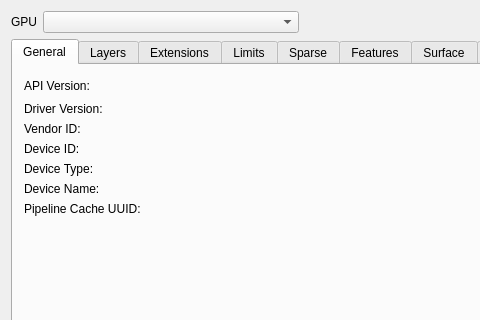
Old version of the form mainwindow.ui in the repository chaoticbob/VulkanInfoViewer; both pictures show x 0 to 480 and y 0 to 320 of the 1006 by 807 pixel window.
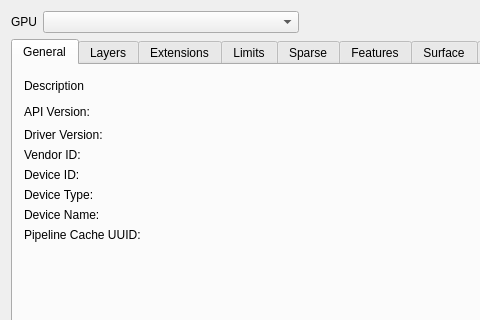
New version of the form. Icons and pictures are not drawn.

Commit message: Added GPU description

The edit to the form file:
```diff
--- a/mainwindow.ui
+++ b/mainwindow.ui
@@ -78,32 +78,19 @@
          <layout class="QVBoxLayout" name="verticalLayout_26">
           <item>
            <layout class="QGridLayout" name="gridLayout_2">
-            <item row="7" column="0">
-             <spacer name="verticalSpacer">
-              <property name="orientation">
-               <enum>Qt::Vertical</enum>
-              </property>
-              <property name="sizeHint" stdset="0">
-               <size>
-                <width>20</width>
-                <height>40</height>
-               </size>
-              </property>
-             </spacer>
-            </item>
-            <item row="4" column="0">
-             <widget class="QLabel" name="label_13">
+            <item row="1" column="1">
+             <widget class="QLabel" name="apiVersionValue">
               <property name="font">
                <font>
                 <pointsize>9</pointsize>
                </font>
               </property>
               <property name="text">
-               <string>Device Type:</string>
+               <string/>
               </property>
              </widget>
             </item>
-            <item row="5" column="0">
+            <item row="6" column="0">
              <widget class="QLabel" name="label_14">
               <property name="font">
                <font>
@@ -115,51 +102,27 @@
               </property>
              </widget>
             </item>
-            <item row="6" column="0">
-             <widget class="QLabel" name="label_15">
+            <item row="4" column="0">
+             <widget class="QLabel" name="label_12">
               <property name="font">
                <font>
                 <pointsize>9</pointsize>
                </font>
               </property>
               <property name="text">
-               <string>Pipeline Cache UUID:</string>
-              </property>
-             </widget>
-            </item>
-            <item row="2" column="1">
-             <widget class="QLabel" name="vendorIdValue">
-              <property name="text">
-               <string/>
+               <string>Device ID:</string>
               </property>
              </widget>
             </item>
             <item row="3" column="1">
-             <widget class="QLabel" name="deviceIdValue">
-              <property name="font">
-               <font>
-                <pointsize>9</pointsize>
-               </font>
-              </property>
-              <property name="text">
-               <string/>
-              </property>
-             </widget>
-            </item>
-            <item row="5" column="1">
-             <widget class="QLabel" name="deviceNameValue">
-              <property name="font">
-               <font>
-                <pointsize>9</pointsize>
-               </font>
-              </property>
+             <widget class="QLabel" name="vendorIdValue">
               <property name="text">
                <string/>
               </property>
              </widget>
             </item>
             <item row="4" column="1">
-             <widget class="QLabel" name="deviceTypeValue">
+             <widget class="QLabel" name="deviceIdValue">
               <property name="font">
                <font>
                 <pointsize>9</pointsize>
@@ -171,7 +134,7 @@
              </widget>
             </item>
             <item row="6" column="1">
-             <widget class="QLabel" name="pipelineCacheUuidValue">
+             <widget class="QLabel" name="deviceNameValue">
               <property name="font">
                <font>
                 <pointsize>9</pointsize>
@@ -182,31 +145,7 @@
               </property>
              </widget>
             </item>
-            <item row="3" column="0">
-             <widget class="QLabel" name="label_12">
-              <property name="font">
-               <font>
-                <pointsize>9</pointsize>
-               </font>
-              </property>
-              <property name="text">
-               <string>Device ID:</string>
-              </property>
-             </widget>
-            </item>
-            <item row="1" column="1">
-             <widget class="QLabel" name="driverVersionValue">
-              <property name="font">
-               <font>
-                <pointsize>9</pointsize>
-               </font>
-              </property>
-              <property name="text">
-               <string/>
-              </property>
-             </widget>
-            </item>
-            <item row="1" column="0">
+            <item row="2" column="0">
              <widget class="QLabel" name="label_9">
               <property name="font">
                <font>
@@ -218,19 +157,7 @@
               </property>
              </widget>
             </item>
-            <item row="0" column="0">
-             <widget class="QLabel" name="label_7">
-              <property name="font">
-               <font>
-                <pointsize>9</pointsize>
-               </font>
-              </property>
-              <property name="text">
-               <string>API Version:</string>
-              </property>
-             </widget>
-            </item>
-            <item row="2" column="0">
+            <item row="3" column="0">
              <widget class="QLabel" name="label_11">
               <property name="font">
                <font>
@@ -242,19 +169,99 @@
               </property>
              </widget>
             </item>
-            <item row="0" column="1">
-             <widget class="QLabel" name="apiVersionValue">
+            <item row="5" column="0">
+             <widget class="QLabel" name="label_13">
               <property name="font">
                <font>
                 <pointsize>9</pointsize>
                </font>
               </property>
               <property name="text">
+               <string>Device Type:</string>
+              </property>
+             </widget>
+            </item>
+            <item row="1" column="0">
+             <widget class="QLabel" name="label_7">
+              <property name="font">
+               <font>
+                <pointsize>9</pointsize>
+               </font>
+              </property>
+              <property name="text">
+               <string>API Version:</string>
+              </property>
+             </widget>
+            </item>
+            <item row="7" column="0">
+             <widget class="QLabel" name="label_15">
+              <property name="font">
+               <font>
+                <pointsize>9</pointsize>
+               </font>
+              </property>
+              <property name="text">
+               <string>Pipeline Cache UUID:</string>
+              </property>
+             </widget>
+            </item>
+            <item row="2" column="1">
+             <widget class="QLabel" name="driverVersionValue">
+              <property name="font">
+               <font>
+                <pointsize>9</pointsize>
+               </font>
+              </property>
+              <property name="text">
                <string/>
               </property>
              </widget>
             </item>
-            <item row="0" column="2">
+            <item row="0" column="0">
+             <widget class="QLabel" name="label_25">
+              <property name="text">
+               <string>Description</string>
+              </property>
+             </widget>
+            </item>
+            <item row="8" column="0">
+             <spacer name="verticalSpacer">
+              <property name="orientation">
+               <enum>Qt::Vertical</enum>
+              </property>
+              <property name="sizeHint" stdset="0">
+               <size>
+                <width>20</width>
+                <height>40</height>
+               </size>
+              </property>
+             </spacer>
+            </item>
+            <item row="5" column="1">
+             <widget class="QLabel" name="deviceTypeValue">
+              <property name="font">
+               <font>
+                <pointsize>9</pointsize>
+               </font>
+              </property>
+              <property name="text">
+               <string/>
+              </property>
+             </widget>
+            </item>
+            <item row="7" column="1">
+             <widget class="QLabel" name="pipelineCacheUuidValue">
+              <property name="font">
+               <font>
+                <pointsize>9</pointsize>
+               </font>
+              </property>
+              <property name="text">
+               <string/>
+              </property>
+             </widget>
+            </item>
+            <item row="1" column="2">
              <spacer name="horizontalSpacer_6">
               <property name="orientation">
                <enum>Qt::Horizontal</enum>
@@ -267,6 +274,26 @@
               </property>
              </spacer>
             </item>
+            <item row="0" column="2">
+             <spacer name="horizontalSpacer_12">
+              <property name="orientation">
+               <enum>Qt::Horizontal</enum>
+              </property>
+              <property name="sizeHint" stdset="0">
+               <size>
+                <width>40</width>
+                <height>20</height>
+               </size>
+              </property>
+             </spacer>
+            </item>
+            <item row="0" column="1">
+             <widget class="QLabel" name="descriptionValue">
+              <property name="text">
+               <string/>
+              </property>
+             </widget>
+            </item>
            </layout>
           </item>
          </layout>
```
Left out of the diff: 6 changed lines with no effect on the pictures. The commit also changes 2 other files.
